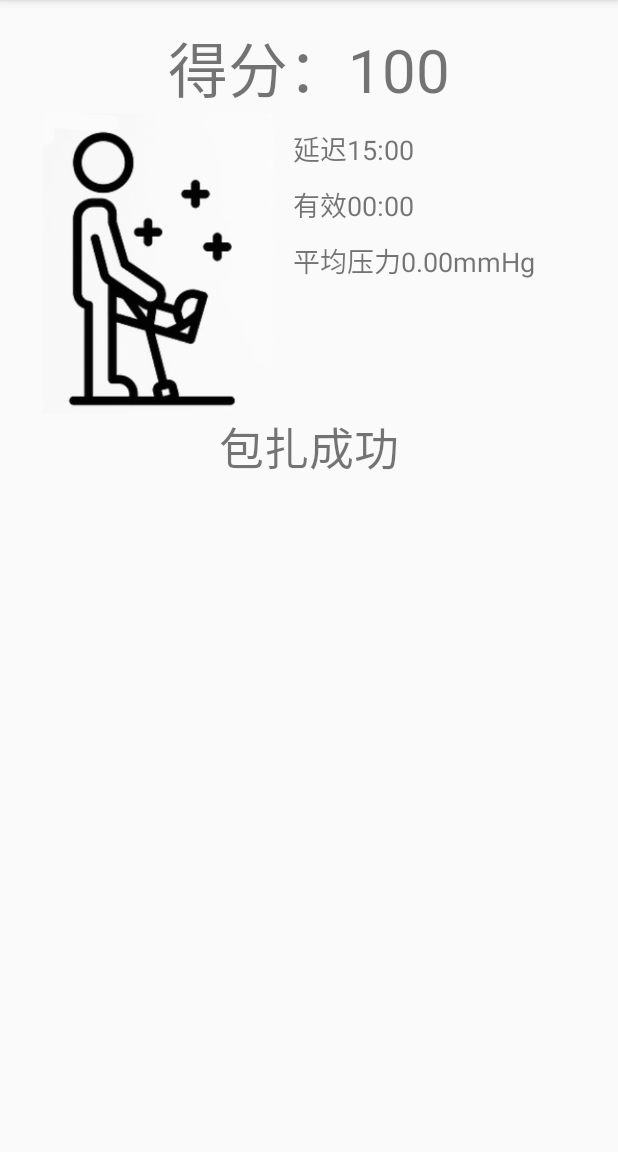
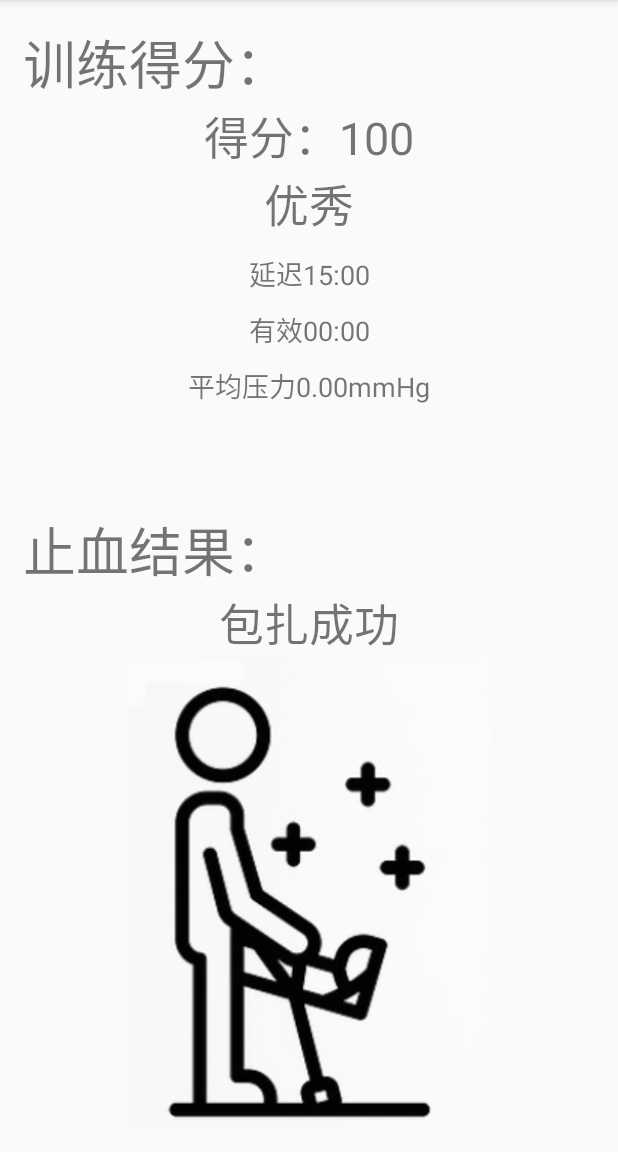
Before and after one commit to Pan-Fengli/MainApp, an Android app: the ResBind screen opened directly, with no data from a screen before it, on a phone screen of 412 x 824 dp, the part 84-1236 px from its top. Run offline under Robolectric (Android 15) with nearby library versions, the phone set to English and light mode, and no system bars.

Commit message:
:tiger:resPageChange

```diff
--- a/app/src/main/res/layout/_res_page.xml
+++ b/app/src/main/res/layout/_res_page.xml
@@ -8,25 +8,89 @@
     android:padding="15dp"
     >
     <TextView
+        android:layout_width="match_parent"
+        android:layout_height="wrap_content"
+        android:textSize="35sp"
+        android:text="训练得分："
+        />
+    <TextView
         android:id="@+id/score"
         android:layout_width="match_parent"
         android:layout_height="wrap_content"
-        android:textSize="40sp"
+        android:textSize="30sp"
         android:text="score"
         android:textAlignment="center"
         android:gravity="center_horizontal" />
-<LinearLayout
+    <TextView
+        android:id="@+id/Level"
         android:layout_width="match_parent"
-    android:layout_height="200dp"
-    android:orientation="horizontal">
+        android:layout_height="wrap_content"
+        android:textSize="30sp"
+        android:text="优秀"
+        android:textAlignment="center"
+        android:gravity="center_horizontal" />
 
-    <androidx.constraintlayout.widget.ConstraintLayout
-        android:layout_width="wrap_content"
-        android:layout_height="wrap_content">
+    <TextView
+        android:id="@+id/delayText"
+        android:layout_width="match_parent"
+        android:layout_height="wrap_content"
+        android:text="delay"
+        android:textSize="18sp"
+        android:paddingTop="10dp"
+        android:textAlignment="center"
+        />
+    <TextView
+        android:id="@+id/validText"
+        android:layout_width="match_parent"
+        android:layout_height="wrap_content"
+        android:text="valid"
+        android:textSize="18sp"
+        android:paddingTop="10dp"
+        android:textAlignment="center"
+        />
+    <TextView
+        android:id="@+id/overText"
+        android:layout_width="match_parent"
+        android:layout_height="wrap_content"
+        android:text="overstress"
+        android:textSize="18sp"
+        android:paddingTop="10dp"
+        android:textAlignment="center"
+        />
 
+    <TextView
+        android:id="@+id/loseBloodText"
+        android:layout_width="match_parent"
+        android:layout_height="wrap_content"
+        android:contentDescription="loseBlood"
+        android:paddingTop="10dp"
+        android:textSize="18sp"
+        android:textAlignment="center"
+        />
+
+    <TextView
+        android:id="@+id/loose"
+        android:layout_width="match_parent"
+        android:layout_height="wrap_content"
+        android:paddingTop="10dp"
+        android:textSize="18sp"
+        android:textAlignment="center" />
+    <TextView
+        android:layout_width="match_parent"
+        android:layout_height="wrap_content"
+        android:textSize="35sp"
+        android:text="止血结果："
+        />
+    <TextView
+        android:id="@+id/_res"
+        android:layout_width="match_parent"
+        android:layout_height="wrap_content"
+        android:textSize="30sp"
+        android:text="result"
+        android:gravity="center_horizontal" />
     <ImageView
         android:id="@+id/ResImage"
-            android:layout_width="180dp"
+        android:layout_width="match_parent"
         android:layout_height="match_parent"
         android:contentDescription="@string/app_name"
         android:scaleType="fitCenter"
@@ -40,7 +104,7 @@
 
     <ImageView
         android:id="@+id/broken_image"
-            android:layout_width="180dp"
+        android:layout_width="match_parent"
         android:layout_height="match_parent"
         android:contentDescription="@string/app_name"
         android:scaleType="fitCenter"
@@ -51,62 +115,4 @@
         app:layout_constraintStart_toStartOf="parent"
         app:layout_constraintTop_toTopOf="parent"
         tools:visibility="invisible" />
-
-    </androidx.constraintlayout.widget.ConstraintLayout>
-
-
-    <LinearLayout
-        android:layout_width="match_parent"
-        android:layout_height="match_parent"
-        android:orientation="vertical">
-        <TextView
-            android:id="@+id/delayText"
-            android:layout_width="wrap_content"
-            android:layout_height="wrap_content"
-            android:text="delay"
-            android:textSize="18sp"
-            android:paddingTop="10dp"
-            />
-        <TextView
-            android:id="@+id/validText"
-            android:layout_width="wrap_content"
-            android:layout_height="wrap_content"
-            android:text="valid"
-            android:textSize="18sp"
-            android:paddingTop="10dp"
-            />
-        <TextView
-            android:id="@+id/overText"
-            android:layout_width="wrap_content"
-            android:layout_height="wrap_content"
-            android:text="overstress"
-            android:textSize="18sp"
-            android:paddingTop="10dp"
-            />
-
-        <TextView
-            android:id="@+id/loseBloodText"
-            android:layout_width="wrap_content"
-            android:layout_height="wrap_content"
-            android:contentDescription="loseBlood"
-            android:paddingTop="10dp"
-            android:textSize="18sp" />
-
-        <TextView
-            android:id="@+id/loose"
-            android:layout_width="wrap_content"
-            android:layout_height="wrap_content"
-            android:paddingTop="10dp"
-            android:textSize="18sp" />
 </LinearLayout>
-
-</LinearLayout>
-    <TextView
-        android:id="@+id/_res"
-        android:layout_width="match_parent"
-        android:layout_height="wrap_content"
-        android:textSize="30sp"
-        android:text="result"
-        android:textAlignment="center"
-        android:gravity="center_horizontal" />
-</LinearLayout>
```
Lines whose indentation alone changed are shown as unchanged.
